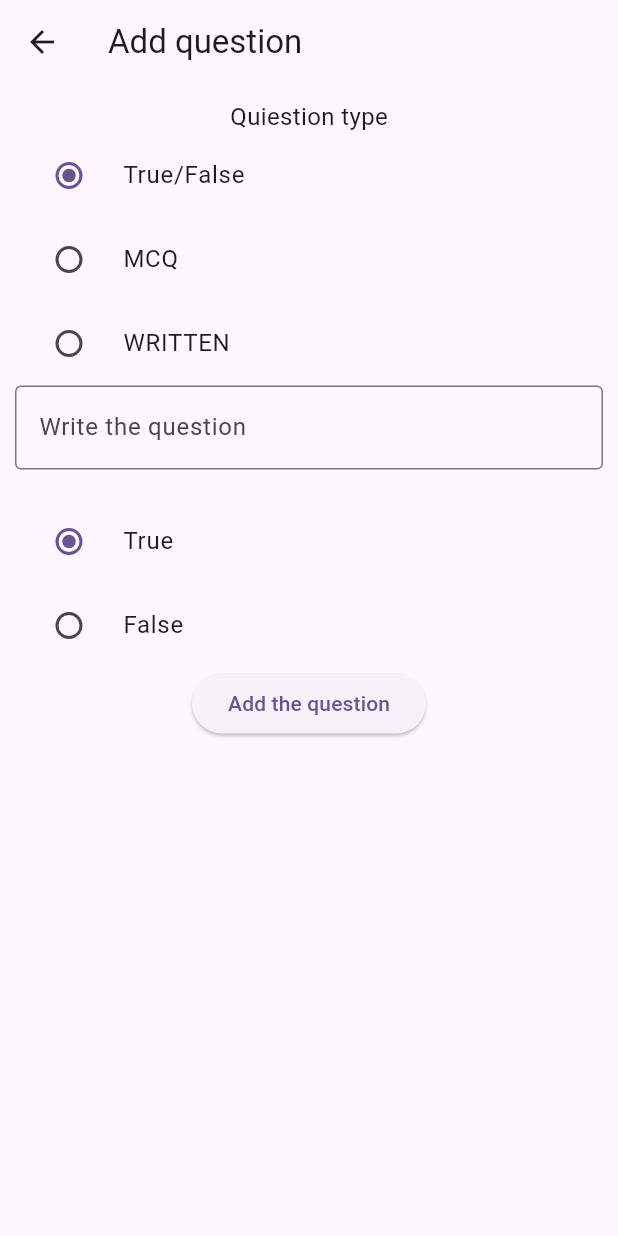
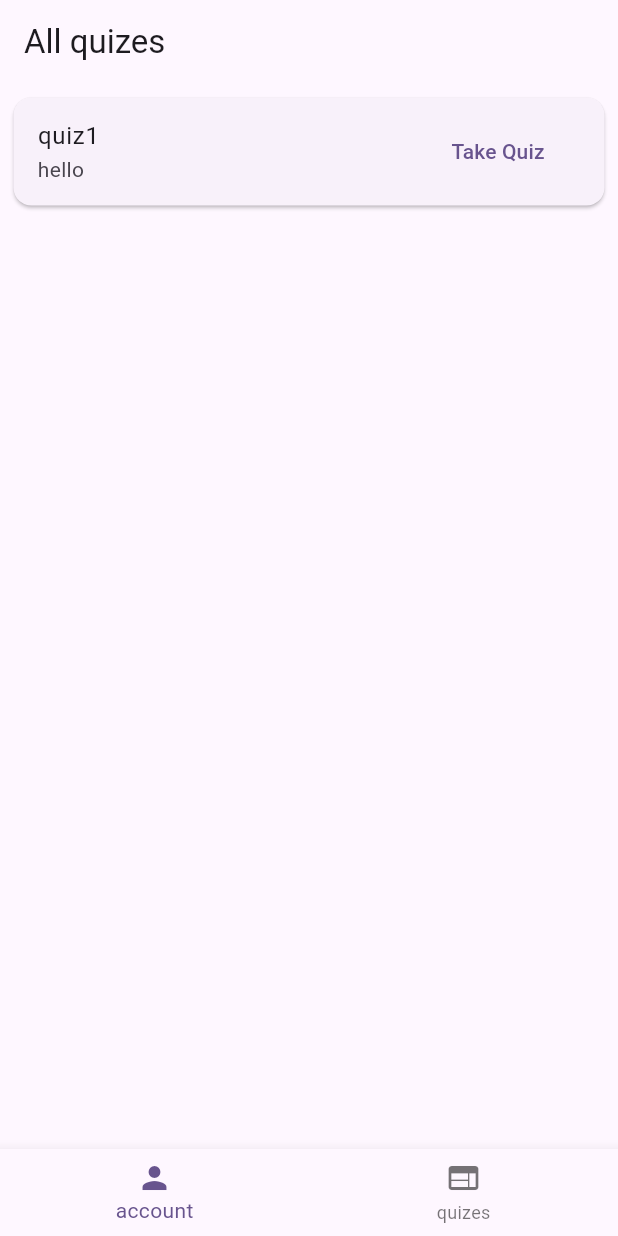
Before and after one commit to codemanbh/quizify, a Flutter app: the screen it shows after launch, on a phone screen of 412 x 824 dp. Run offline on Flutter 3.47's test engine with Material 3 defaults, Android fonts, the phone set to English and light mode, and no system bars; our stand-ins replace firebase_auth, firebase_core, flutter_dotenv; accounts and stored records are empty.

Commit message:
adding the account and quizzes page, adding navigation

```diff
--- /dev/null
+++ b/lib/components/CustomNavBar.dart
@@ -0,0 +1,25 @@
+import 'package:flutter/material.dart';
+import '../pages/ProfilePage.dart';
+import '../pages/TakeQuizPage.dart';
+
+class CustomNavBar extends StatefulWidget {
+  const CustomNavBar({super.key});
+
+  @override
+  State<CustomNavBar> createState() => _CustomNavBarState();
+}
+
+class _CustomNavBarState extends State<CustomNavBar> {
+  @override
+  Widget build(BuildContext context) {
+    List pages = ['/profilePage', '/allQuizesPage'];
+    return BottomNavigationBar(
+        onTap: (index) {
+          Navigator.of(context).pushNamed(pages[index]);
+        },
+        items: [
+          BottomNavigationBarItem(icon: Icon(Icons.person), label: 'account'),
+          BottomNavigationBarItem(icon: Icon(Icons.web), label: 'quizes')
+        ]);
+  }
+}
--- a/lib/main.dart
+++ b/lib/main.dart
@@ -1,5 +1,15 @@
 import 'package:flutter/material.dart';
-import 'pages/CreateQuiestionPage.dart';
+
+// firebase
+import 'package:firebase_core/firebase_core.dart';
+import 'package:firebase_auth/firebase_auth.dart';
+
+// dotenv
+import 'package:flutter_dotenv/flutter_dotenv.dart';
+import 'package:quizify/pages/ProfilePage.dart';
+
+// pages
+import './pages/CreateQuiestionPage.dart';
 import './pages/GradingPage.dart';
 import './pages/CreateQuiestionPage.dart';
 import './pages/ReportPage.dart';
@@ -9,15 +19,14 @@ import './pages/StudentResults.dart';
 import './pages/TakeQuizPage.dart';
 import './pages/AllQuizQuestionsPage.dart';
 import './pages/SignupPage.dart';
-import 'package:firebase_core/firebase_core.dart';
-import 'package:firebase_auth/firebase_auth.dart';
-import 'package:flutter_dotenv/flutter_dotenv.dart';
+import './pages/AllQuizesPage.dart';
 
 void main() async {
-  await dotenv.load();
+  await dotenv.load(); // loud the env variables
 
   WidgetsFlutterBinding.ensureInitialized();
   await Firebase.initializeApp(
+    // initilize firebase using the credentials in env
     options: FirebaseOptions(
       apiKey: dotenv.env['API_KEY'] ?? '',
       projectId: dotenv.env['PROJECT_ID'] ?? '',
@@ -31,52 +40,31 @@ void main() async {
 
 class MyApp extends StatelessWidget {
   const MyApp({super.key});
-
-  // This widget is the root of your application.
   @override
   Widget build(BuildContext context) {
     return MaterialApp(
       title: 'Flutter Demo',
-      initialRoute: '/CreateQuiestionPage',
+      initialRoute:
+          '/allQuizesPage', // change to what you are currently work on
       routes: {
-        '/CreateQuiestionPage': (context) => CreateQuiestionPage(),
-        '/GradingPage': (context) => GradingPage(),
-        '/ReportPage': (context) => ReportPage(),
-        '/TakeQuizPage': (context) => TakeQuizPage(),
-        '/EditQuizPage': (context) => EditQuizPage(),
-        '/QuizManagementPage': (context) => QuizManagementPage(),
-        '/StudentResults': (context) => StudentResults(),
-        '/AllQuizQuestionsPage': (context) => AllQuizQuestionsPage(),
-        '/SignupPage': (context) => SignupPage()
+        // all the routs (pages) in the app
+        '/createQuiestionPage': (context) => CreateQuiestionPage(),
+        '/gradingPage': (context) => GradingPage(),
+        '/reportPage': (context) => ReportPage(),
+        '/takeQuizPage': (context) => TakeQuizPage(),
+        '/editQuizPage': (context) => EditQuizPage(),
+        '/quizManagementPage': (context) => QuizManagementPage(),
+        '/studentResults': (context) => StudentResults(),
+        '/allQuizQuestionsPage': (context) => AllQuizQuestionsPage(),
+        '/signupPage': (context) => SignupPage(),
+        '/allQuizesPage': (context) => AllQuizesPage(),
+        '/profilePage': (context) => ProfilePage()
       },
       theme: ThemeData(
         colorScheme: ColorScheme.fromSeed(seedColor: Colors.deepPurple),
         useMaterial3: true,
       ),
       debugShowCheckedModeBanner: false,
-      home: const MyHomePage(title: 'Flutter Demo Home Page'),
     );
   }
 }
-
-class MyHomePage extends StatefulWidget {
-  const MyHomePage({super.key, required this.title});
-
-  final String title;
-
-  @override
-  State<MyHomePage> createState() => _MyHomePageState();
-}
-
-class _MyHomePageState extends State<MyHomePage> {
-  @override
-  Widget build(BuildContext context) {
-    return Scaffold(
-      appBar: AppBar(
-        backgroundColor: Theme.of(context).colorScheme.inversePrimary,
-        title: Text(widget.title),
-      ),
-      body: Center(),
-    );
-  }
-}
--- /dev/null
+++ b/lib/pages/AllQuizesPage.dart
@@ -0,0 +1,74 @@
+import 'package:flutter/material.dart';
+import '../components/CustomNavBar.dart';
+
+class AllQuizesPage extends StatefulWidget {
+  const AllQuizesPage({super.key});
+
+  @override
+  State<AllQuizesPage> createState() => _AllQuizesPageState();
+}
+
+class _AllQuizesPageState extends State<AllQuizesPage> {
+  List allQuizesMetaData = [
+    {"title": "quiz1", "description": "hello"}
+  ];
+  void _showConformationAlertDialog(BuildContext context) {
+    showDialog(
+        context: context,
+        builder: (BuildContext context) {
+          return AlertDialog(
+              title: Text('Alert'),
+              content: Text('you are about to enter an exam'),
+              actions: [
+                TextButton(
+                    onPressed: () {
+                      Navigator.of(context).pop();
+                    },
+                    child: Text('Cancel')),
+                TextButton(
+                    onPressed: () {
+                      Navigator.of(context).pop();
+
+                      Navigator.of(context).pushNamed('/takeQuizPage',
+                          arguments: {'title': 'quiz1'});
+                    },
+                    child: Text('Enter exam'))
+              ]);
+        });
+  }
+
+  @override
+  Widget build(BuildContext context) {
+    return Scaffold(
+      appBar: AppBar(
+        title: Text('All quizes'),
+      ),
+      // bottomNavigationBar: ,
+      bottomNavigationBar: CustomNavBar(),
+      body: Container(
+        margin: EdgeInsets.all(5),
+        child: ListView.builder(
+            itemCount: allQuizesMetaData.length,
+            itemBuilder: (context, index) {
+              return Card(
+                child: ListTile(
+                  subtitle: Text(allQuizesMetaData[index]['description']),
+                  title: Text(allQuizesMetaData[index]['title']),
+                  trailing: SizedBox(
+                    width: 90,
+                    child: Row(
+                      children: [
+                        TextButton(
+                            onPressed: () =>
+                                _showConformationAlertDialog(context),
+                            child: Text('Take Quiz'))
+                      ],
+                    ),
+                  ),
+                ),
+              );
+            }),
+      ),
+    );
+  }
+}
--- a/lib/pages/CreateQuiestionPage.dart
+++ b/lib/pages/CreateQuiestionPage.dart
@@ -19,19 +19,6 @@ class _CreateQuiestionPageState extends State<CreateQuiestionPage> {
   @override
   void initState() {
     super.initState();
-    final apiKey = dotenv.env['API_KEY'] ?? 'No API Key Found';
-    print(apiKey);
-    // List<Widget> quiestionTypesRadio = Question.allQuiestionTypes
-    //     .map((e) => RadioListTile(
-    //         value: e['value'],
-    //         title: Text(e['title']),
-    //         groupValue: quiestionType,
-    //         onChanged: (v) {
-    //           if (v != null) {
-    //             quiestionType = v;
-    //           }
-    //         }))
-    //     .toList();
   }
 
   @override
```
Also changed, not shown: lib/pages/ProfilePage.dart (added, +34 -0 lines), lib/pages/TakeQuizPage.dart (+10 -1 lines).
